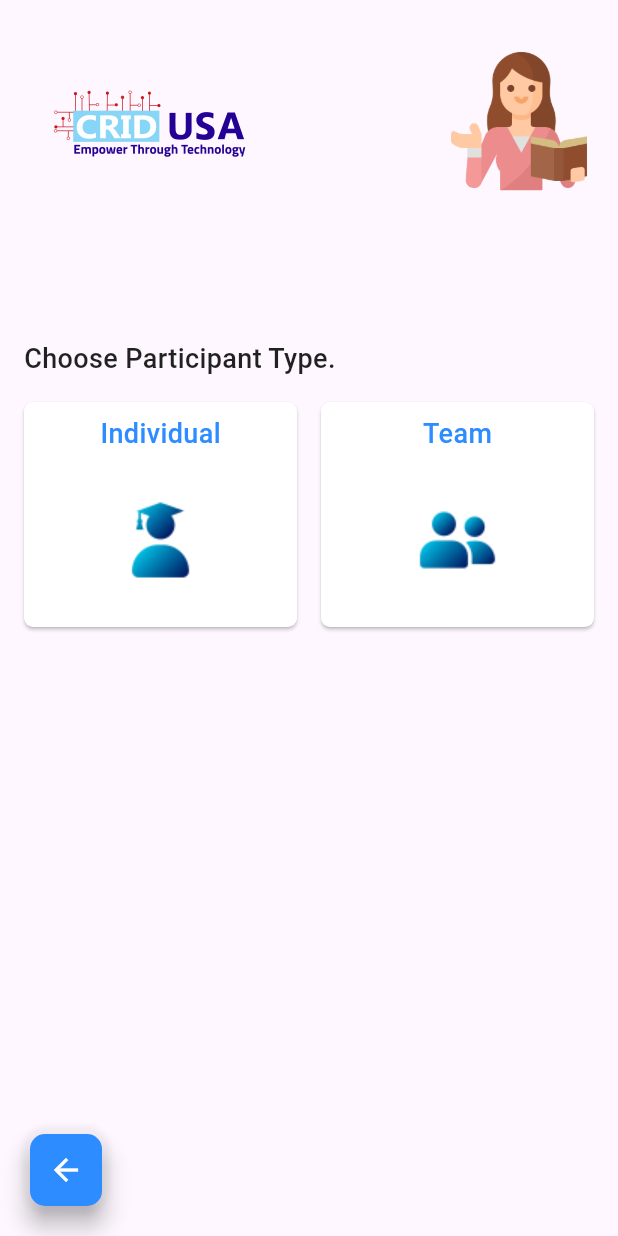
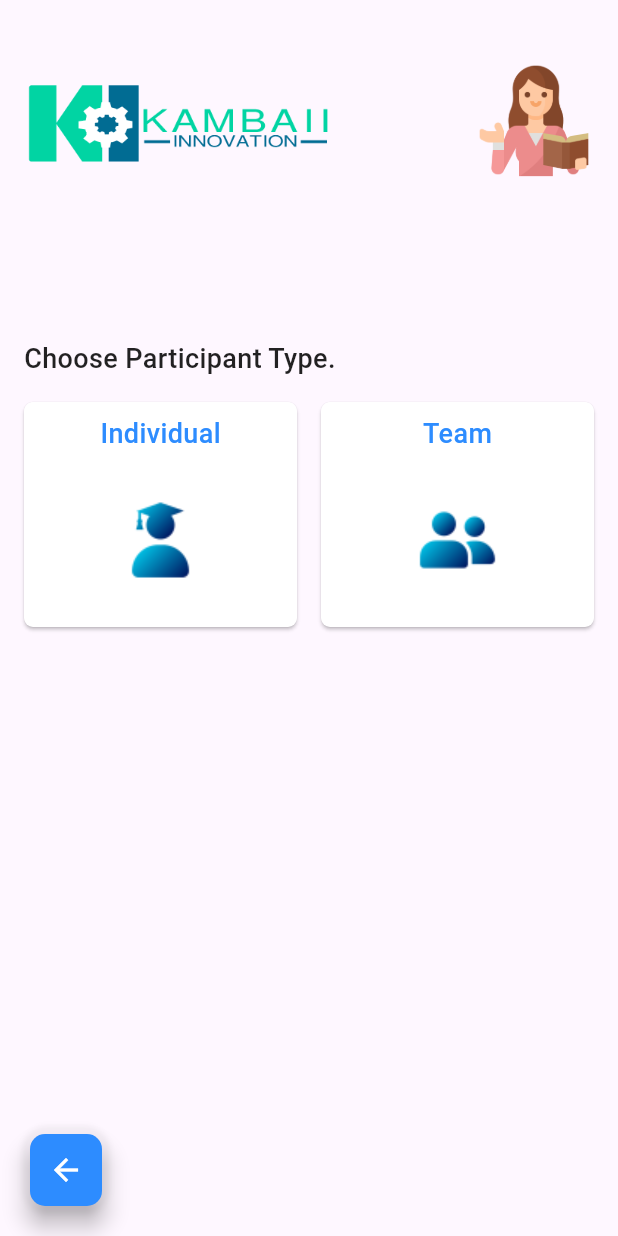
Before and after one commit to md-ziaur-rahma/kambaii_innovation, a Flutter app: the ChooseTeamOrIndividual screen opened by its route, on a phone screen of 412 x 824 dp. Run offline on Flutter 3.47's test engine with Material 2 defaults, Android fonts, the phone set to English and light mode, and no system bars; our stand-ins replace dio, file_picker, firebase_core, fluttertoast, get, google_sign_in and 8 more; missing offline and left inert: android_path_provider, flutter_facebook_auth, flutter_pdfview, optimized_cached_image; accounts and stored records are empty; network calls fail.

Commit message:
logo update and menu serialization

```diff
--- a/lib/app/global_widget/usa_logo_layout.dart
+++ b/lib/app/global_widget/usa_logo_layout.dart
@@ -1,13 +1,15 @@
 import 'package:flutter/material.dart';
+import 'package:get/get.dart';
 
 class CridUsaLogoLayout{
   cridLogo(double size,Alignment alignment){
     return Align(
       alignment: alignment,
       child: Image(
-        image: const AssetImage("images/crid_usa.png"),
+        image: const AssetImage("images/innovation_hori_logo.png"),
         height: size,
-        // width: MediaQuery.of(context).size.width * 0.4,
+        width: size * 1.3,
+        // width: MediaQuery.of(Get.context!).size.width * 0.5,
       ),
     );
   }
--- a/lib/app/modules/add_guardian/add_guardian_screen.dart
+++ b/lib/app/modules/add_guardian/add_guardian_screen.dart
@@ -53,7 +53,7 @@ class AddGuardianScreen extends StatelessWidget {
                               const SizedBox(
                                 width: 8,
                               ),
-                              Text("Add Guardian",style: TextStyle(color: AppColors.mainColorBlack,fontSize: 20,fontWeight: FontWeight.w500),),
+                              Text("Add Guardian",style: TextStyle(color: AppColors.mainColorBlack,fontSize: 18,fontWeight: FontWeight.w500),),
                               const Spacer(),
                               CridUsaLogoLayout().cridLogo(80, Alignment.topRight)
                               // Image(image: AssetImage("images/student.png"))
--- a/lib/app/modules/add_student/add_student_screen.dart
+++ b/lib/app/modules/add_student/add_student_screen.dart
@@ -51,7 +51,7 @@ class AddStudentScreen extends StatelessWidget {
                               const SizedBox(
                                 width: 8,
                               ),
-                              Text("Add ${controller.homeController.getButtonText()}",style: TextStyle(color: AppColors.mainColorBlack,fontSize: 20,fontWeight: FontWeight.w500),),
+                              Text("Add ${controller.homeController.getButtonText()}",style: TextStyle(color: AppColors.mainColorBlack,fontSize: 18,fontWeight: FontWeight.w500),),
                               const Spacer(),
                               CridUsaLogoLayout().cridLogo(80, Alignment.topRight)
                               // Image(image: AssetImage("images/student.png"))
--- a/lib/app/modules/splash/splash_screen.dart
+++ b/lib/app/modules/splash/splash_screen.dart
@@ -16,11 +16,12 @@ class SplashScreen extends StatelessWidget {
           return Column(
             mainAxisSize: MainAxisSize.max,
             children: [
-              const Expanded(
+              Expanded(
                 flex: 1,
                 child: Image(
-                  image: AssetImage("images/crid_usa.png"),
+                  image: const AssetImage("images/innovation_hori_logo.png"),
                   height: 120,
+                  width: MediaQuery.of(context).size.width * 0.6,
                 ),
               ),
               Expanded(
--- a/lib/app/modules/update_info/choose__team_individual.dart
+++ b/lib/app/modules/update_info/choose__team_individual.dart
@@ -26,14 +26,16 @@ class ChooseTeamOrIndividual extends StatelessWidget {
               child: Row(
                 crossAxisAlignment: CrossAxisAlignment.start,
                 mainAxisAlignment: MainAxisAlignment.spaceBetween,
-                children: const[
+                children: [
                   Image(
-                    image: AssetImage("images/crid_usa.png"),
+                    image: const AssetImage("images/innovation_hori_logo.png"),
                     height: 100,
+                    width: MediaQuery.of(context).size.width * 0.5,
                   ),
                   Image(
-                    image: AssetImage("images/teacher.png"),
+                    image: const AssetImage("images/teacher.png"),
                     height: 100,
+                    width: 80,
                   ),
                 ],
               ),
--- a/lib/app/modules/update_info/institution_info_update/institution_update_screen.dart
+++ b/lib/app/modules/update_info/institution_info_update/institution_update_screen.dart
@@ -47,7 +47,7 @@ class StudentInstituteUpdateScreen extends StatelessWidget {
                           mainAxisSize: MainAxisSize.max,
                           mainAxisAlignment: MainAxisAlignment.spaceBetween,
                           children: [
-                            Text("Update Student Institute",style: TextStyle(color: AppColors.mainColorBlack,fontSize: 20,fontWeight: FontWeight.w500),),
+                            Text("Update Student Institute",style: TextStyle(color: AppColors.mainColorBlack,fontSize: 18,fontWeight: FontWeight.w500),),
                             CridUsaLogoLayout().cridLogo(80, Alignment.topRight)
                             // Image(image: AssetImage("images/student.png"))
                           ],
--- a/lib/app/modules/update_info/team_member_update/team_member_update_screen.dart
+++ b/lib/app/modules/update_info/team_member_update/team_member_update_screen.dart
@@ -46,7 +46,7 @@ class TeamMemberUpdateScreen extends StatelessWidget {
                           mainAxisSize: MainAxisSize.max,
                           mainAxisAlignment: MainAxisAlignment.spaceBetween,
                           children: [
-                            Text("Update Team Members",style: TextStyle(color: AppColors.mainColorBlack,fontSize: 20,fontWeight: FontWeight.w500),),
+                            Text("Update Team Members",style: TextStyle(color: AppColors.mainColorBlack,fontSize: 18,fontWeight: FontWeight.w500),),
                             CridUsaLogoLayout().cridLogo(80, Alignment.topRight)
                             // Image(image: AssetImage("images/student.png"))
                           ],
--- a/pubspec.yaml
+++ b/pubspec.yaml
@@ -15,7 +15,7 @@ publish_to: 'none' # Remove this line if you wish to publish to pub.dev
 # In iOS, build-name is used as CFBundleShortVersionString while build-number used as CFBundleVersion.
 # Read more about iOS versioning at
 # https://developer.apple.com/library/archive/documentation/General/Reference/InfoPlistKeyReference/Articles/CoreFoundationKeys.html
-version: 1.2.1+3
+version: 1.2.2+4
 
 environment:
   sdk: ">=2.17.0 <3.0.0"
```
Also changed, not shown: lib/app/modules/home/home_screen.dart (+107 -107 lines), images/innovation_hori_logo.png (added).
